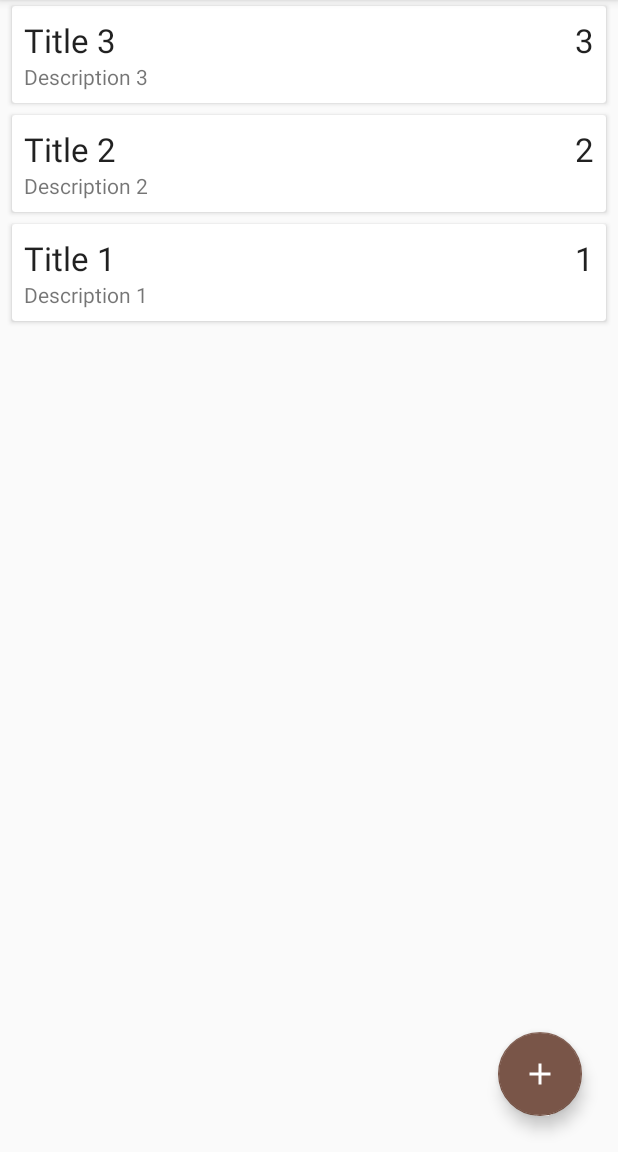
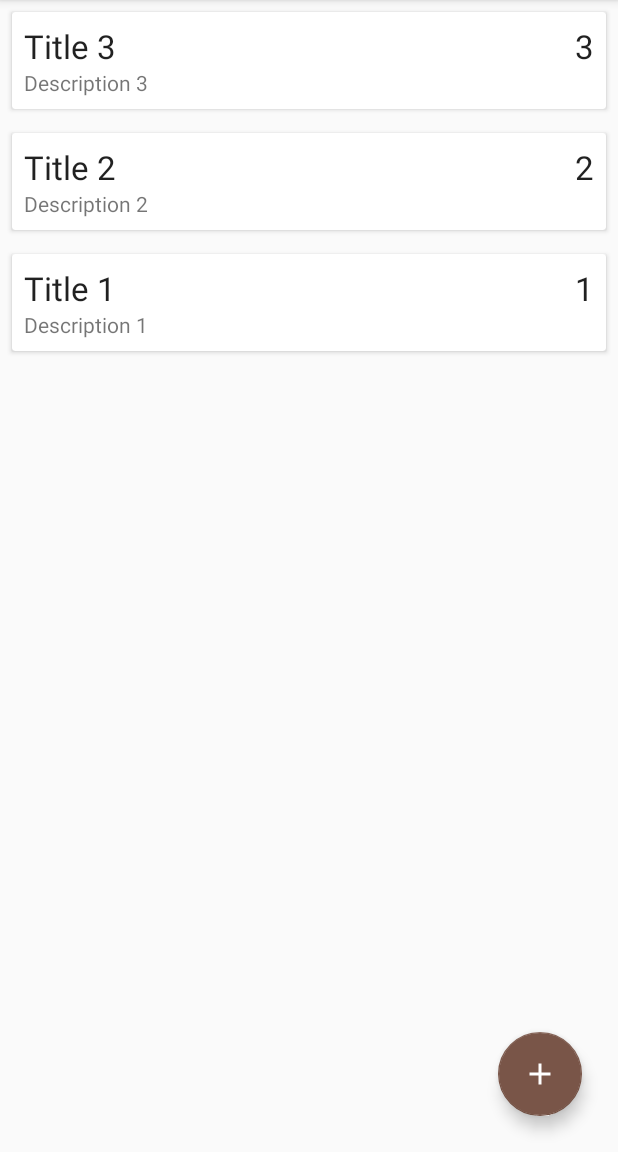
Before and after one commit to yumtaufikhidayat/notes, an Android app: the screen it shows after launch (MainActivity), on a phone screen of 412 x 824 dp, the part 84-1236 px from its top. Run offline under Robolectric (Android 15) with nearby library versions, the phone set to English and light mode, and no system bars; our stand-ins replace Room's generated code.

Commit message:
Minor updates for activity main.

```diff
--- a/app/src/main/res/layout/activity_add_note.xml
+++ b/app/src/main/res/layout/activity_add_note.xml
@@ -1,6 +1,7 @@
 <?xml version="1.0" encoding="utf-8"?>
 
-<androidx.constraintlayout.widget.ConstraintLayout xmlns:android="http://schemas.android.com/apk/res/android"
+<androidx.constraintlayout.widget.ConstraintLayout
+    xmlns:android="http://schemas.android.com/apk/res/android"
     xmlns:tools="http://schemas.android.com/tools"
     android:layout_width="match_parent"
     android:layout_height="match_parent"
--- a/app/src/main/res/layout/activity_main.xml
+++ b/app/src/main/res/layout/activity_main.xml
@@ -10,6 +10,7 @@
         android:id="@+id/recyclerViewMain"
         android:layout_width="match_parent"
         android:layout_height="match_parent"
+        android:scrollbars="vertical"
         tools:listitem="@layout/notes_item"/>
 
     <com.google.android.material.floatingactionbutton.FloatingActionButton
--- a/app/src/main/res/layout/notes_item.xml
+++ b/app/src/main/res/layout/notes_item.xml
@@ -3,10 +3,7 @@
     xmlns:android="http://schemas.android.com/apk/res/android"
     android:layout_width="match_parent"
     android:layout_height="wrap_content"
-    android:layout_marginStart="8dp"
-    android:layout_marginEnd="8dp"
-    android:layout_marginTop="4dp"
-    android:layout_marginBottom="4dp">
+    android:layout_margin="8dp">
 
     <RelativeLayout
         android:layout_width="wrap_content"
```
